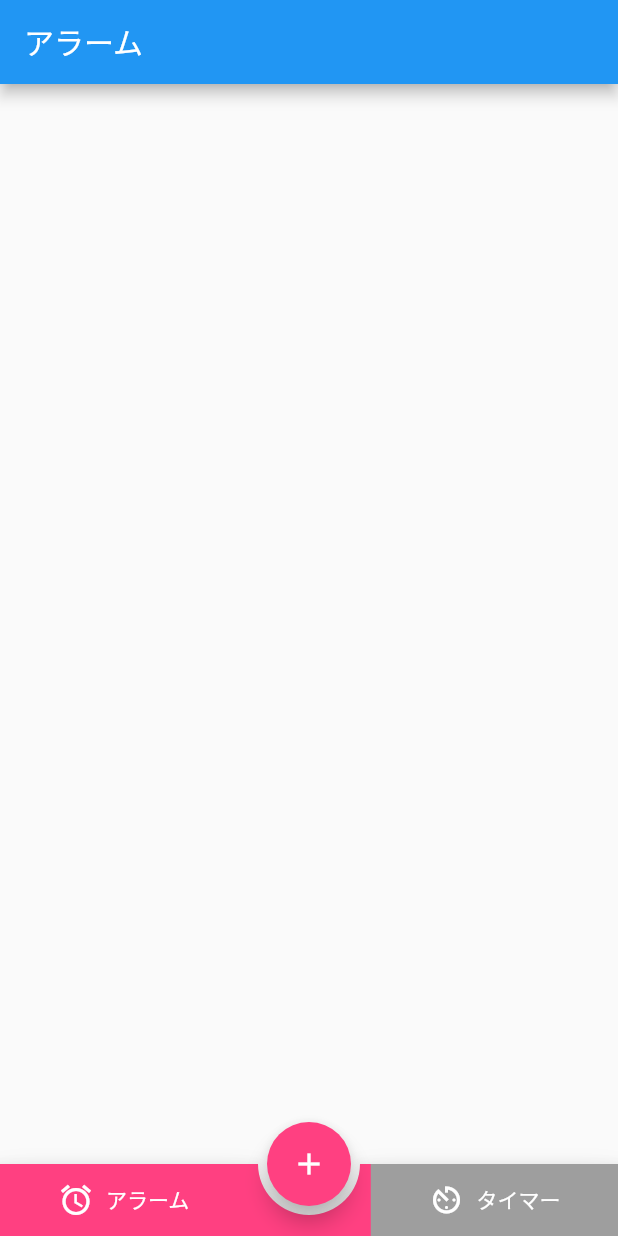
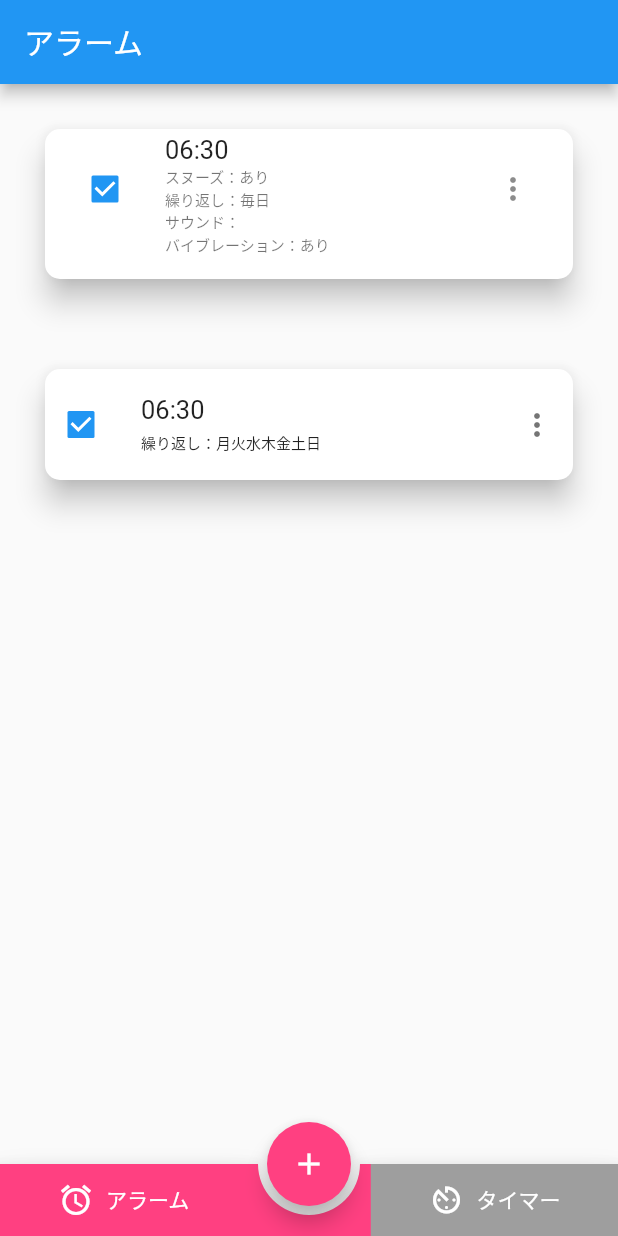
Before and after one commit to TakahitoNakayama/original_alarm, a Flutter app: the screen it shows after launch, on a phone screen of 412 x 824 dp. Run offline on Flutter 3.47's test engine with Material 2 defaults, Android fonts, the phone set to English and light mode, and no system bars; our stand-ins replace hooks_riverpod.

Commit message:
アラーム項目のスケルトンを作成

```diff
--- a/lib/alarm_route.dart
+++ b/lib/alarm_route.dart
@@ -1,6 +1,7 @@
 
 import 'package:flutter/material.dart';
 import 'package:flutter/src/widgets/framework.dart';
+import 'package:flutter/widgets.dart';
 import 'package:hooks_riverpod/hooks_riverpod.dart';
 
 class AlarmPage extends HookConsumerWidget {
@@ -13,7 +14,111 @@ class AlarmPage extends HookConsumerWidget {
       appBar: AppBar(
         title: const Text('アラーム'),
       ),
-      body: Container(
+      body: Column(
+        children: [
+          SizedBox(
+            height: 160,
+            width: double.infinity,
+            child: Card(
+              color: Colors.white, // Card自体の色
+              margin: const EdgeInsets.all(30),
+              elevation: 8, // 影の離れ具合
+              shadowColor: Colors.black ,// 影の色
+              shape: RoundedRectangleBorder( // 枠線を変更できる
+                borderRadius: BorderRadius.circular(10),
+              ),
+              child: InkWell(
+                onTap: () {},
+                child: ListTile(
+                  dense: true,
+                  leading: Checkbox(
+                      value: true,
+                      onChanged: (newValue) {
+
+                      },
+                    ),
+                    title: const Text(
+                      '06:30',
+                      style: TextStyle(
+                          fontSize: 17
+                      ),
+                    ),
+                    subtitle: const Text(
+                      'スヌーズ：あり\n'
+                          '繰り返し：毎日\n'
+                          'サウンド：　　\n'
+                          'バイブレーション：あり',
+                      style: TextStyle(
+                      fontSize: 10
+                    ),
+                  ),
+                  trailing: IconButton(
+                    onPressed: () {  },
+                    icon: const Icon(
+                      Icons.more_vert,
+                    ),
+                  ),
+                ),
+              ),
+            ),
+          ),
+          SizedBox(
+            // height: 160,
+            width: double.infinity,
+            child: Card(
+              color: Colors.white, // Card自体の色
+              margin: const EdgeInsets.all(30),
+              elevation: 8, // 影の離れ具合
+              shadowColor: Colors.black ,// 影の色
+              shape: RoundedRectangleBorder( // 枠線を変更できる
+                borderRadius: BorderRadius.circular(10),
+              ),
+              child: InkWell(
+                onTap: () {},
+                child: ExpansionTile(
+                  tilePadding: EdgeInsets.zero,
+                  childrenPadding: EdgeInsets.all(8),
+                  leading: Checkbox(
+                    value: true,
+                    onChanged: (newValue) {
+
+                    },
+                    materialTapTargetSize: MaterialTapTargetSize.padded,
+                  ),
+                  trailing: IconButton(
+                    onPressed: () {  },
+                    icon: const Icon(
+                      Icons.more_vert,
+                    ),
+                  ),
+                  title: const Text(
+                    '06:30',
+                    style: TextStyle(
+                        fontSize: 17
+                    ),
+                  ),
+                  subtitle: const Text(
+                    '繰り返し：月火水木金土日',
+                    style: TextStyle(
+                        fontSize: 10
+                    ),
+                  ),
+                  onExpansionChanged: (bool changed) {
+
+                  },
+                  expandedCrossAxisAlignment: CrossAxisAlignment.start,
+                  children: const <Widget>[
+                    Text(
+                      'スヌーズ：あり\n'
+                      'サウンド：　　\n'
+                      'バイブレーション：あり',
+                    ),
+                  ],
+                ),
+              ),
+            ),
+          ),
+        ],
       ),
     );
   }
```
